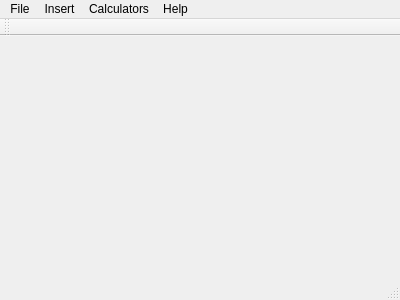
Before: the Qt Designer form mainwindow.ui in iainxingham/IxTrak, drawn with Qt 5.
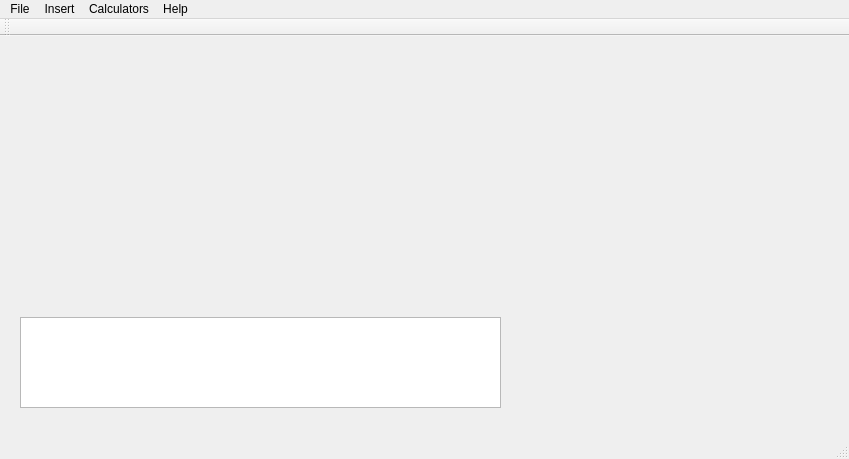
After: the same form once the commit is applied.

Commit message: db entry log on main window

Patch:
```diff
--- a/mainwindow.ui
+++ b/mainwindow.ui
@@ -6,20 +6,31 @@
    <rect>
     <x>0</x>
     <y>0</y>
-    <width>400</width>
-    <height>300</height>
+    <width>849</width>
+    <height>459</height>
    </rect>
   </property>
   <property name="windowTitle">
    <string>IxTrak</string>
   </property>
-  <widget class="QWidget" name="centralWidget"/>
+  <widget class="QWidget" name="centralWidget">
+   <widget class="QTextBrowser" name="dbEntryLog">
+    <property name="geometry">
+     <rect>
+      <x>20</x>
+      <y>281</y>
+      <width>481</width>
+      <height>91</height>
+     </rect>
+    </property>
+   </widget>
+  </widget>
   <widget class="QMenuBar" name="menuBar">
    <property name="geometry">
     <rect>
      <x>0</x>
      <y>0</y>
-     <width>400</width>
+     <width>849</width>
      <height>27</height>
     </rect>
    </property>
```
The commit also changes 2 other files.
